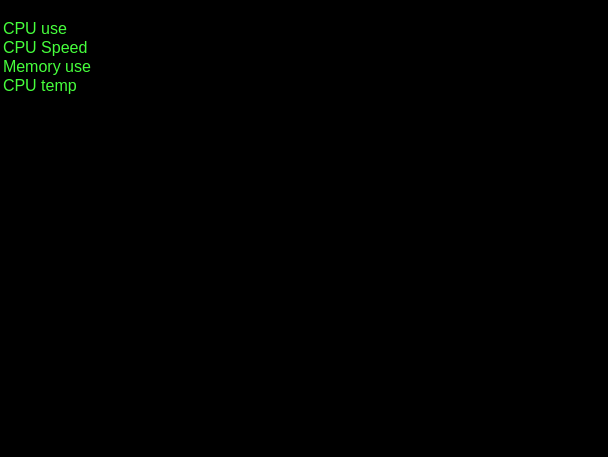
Qt form mainwindow.ui (calebickler/Capstone_Qt_Cpp_Program) before a commit.
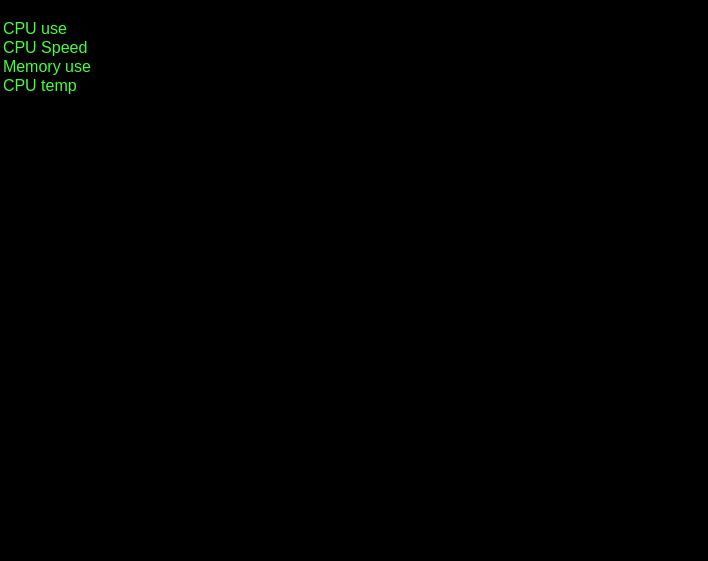
The same form after that commit.

```diff
--- a/mainwindow.ui
+++ b/mainwindow.ui
@@ -6,8 +6,8 @@
    <rect>
     <x>0</x>
     <y>0</y>
-    <width>608</width>
-    <height>457</height>
+    <width>708</width>
+    <height>561</height>
    </rect>
   </property>
   <property name="windowTitle">
@@ -23,8 +23,8 @@
      <rect>
       <x>0</x>
       <y>0</y>
-      <width>611</width>
-      <height>411</height>
+      <width>701</width>
+      <height>531</height>
      </rect>
     </property>
     <property name="font">
@@ -83,7 +83,7 @@
     <rect>
      <x>0</x>
      <y>0</y>
-     <width>608</width>
+     <width>708</width>
      <height>21</height>
     </rect>
    </property>
```
Left out of the diff: 24 changed lines with no effect on the pictures.
